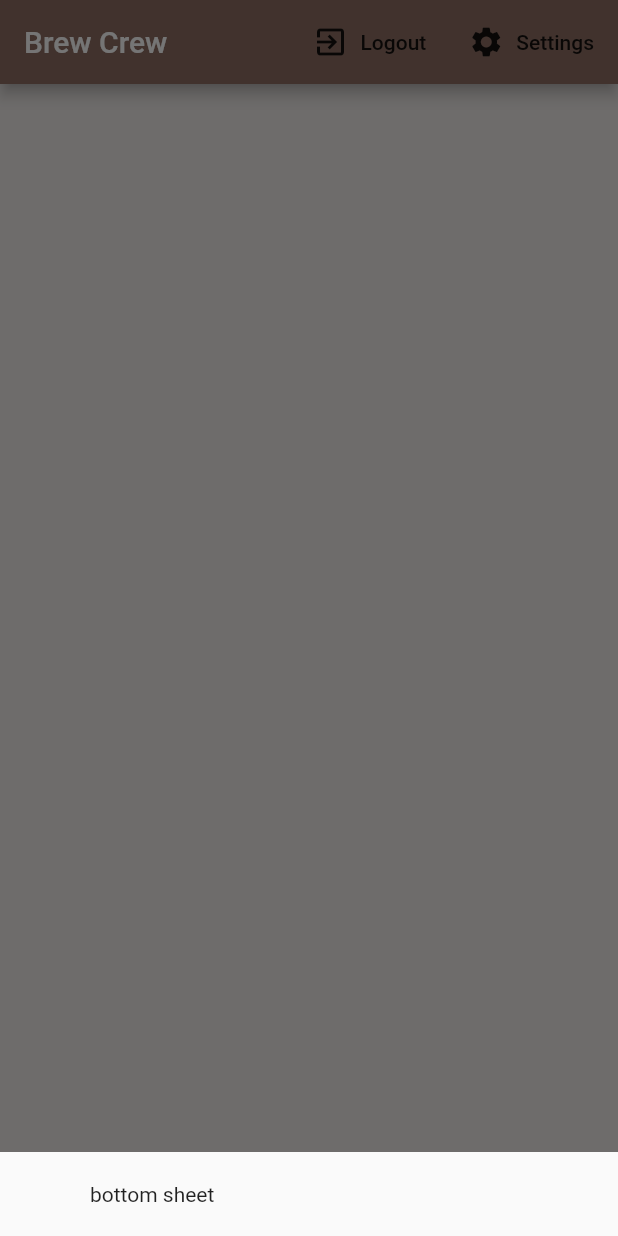
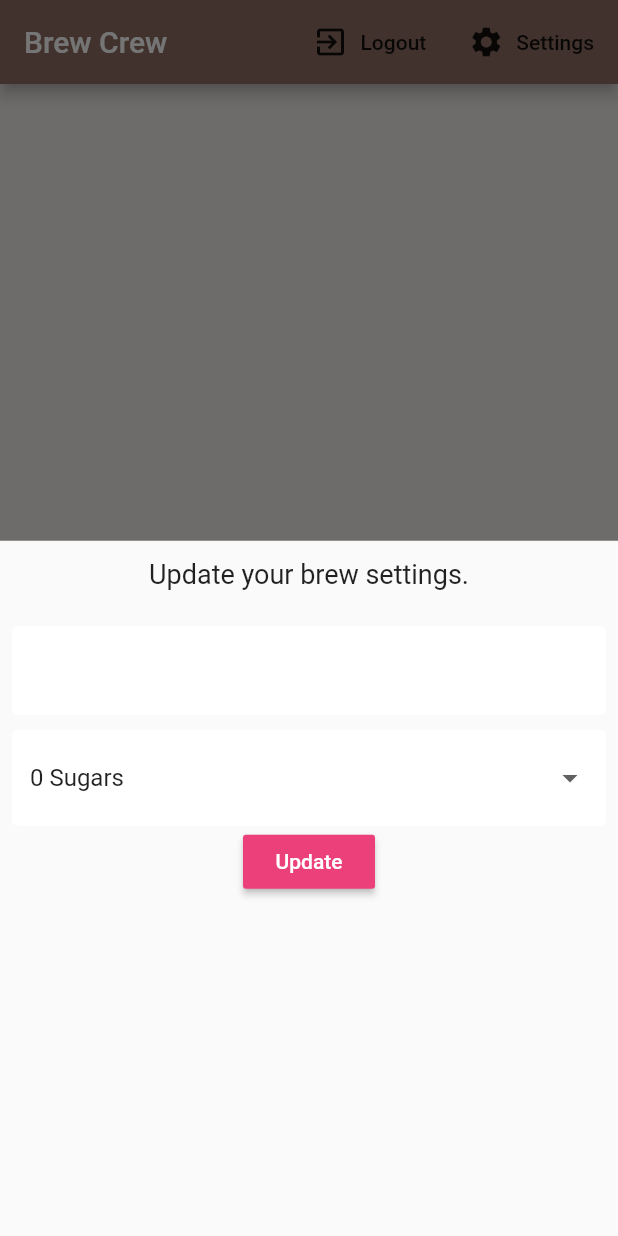
Before and after one commit to SharjeelMoqrabKhan/brew_crew, a Flutter app: the screen it shows once a user with an empty profile is signed in, after a tap on "Settings", on a phone screen of 412 x 824 dp. Run offline on Flutter 3.47's test engine with Material 2 defaults, Android fonts, the phone set to English and light mode, and no system bars; our stand-ins replace cloud_firestore, firebase_auth, flutter_spinkit; accounts and stored records are empty.

Commit message:
Drop-downs

```diff
--- a/lib/pages/home/home.dart
+++ b/lib/pages/home/home.dart
@@ -1,5 +1,6 @@
 import 'package:brew_crew/model/brew_model.dart';
 import 'package:brew_crew/pages/home/brew_list.dart';
+import 'package:brew_crew/pages/home/settingForm.dart';
 import 'package:brew_crew/services/auth.dart';
 import 'package:brew_crew/services/database.dart';
 import 'package:flutter/material.dart';
@@ -13,10 +14,7 @@ class Home extends StatelessWidget {
       showModalBottomSheet(
           context: context,
           builder: (context) {
-            return Container(
-              padding: EdgeInsets.symmetric(vertical: 20.0, horizontal: 60.0),
-              child: Text('bottom sheet'),
-            );
+            return SettingForm();
           });
     }
 
--- /dev/null
+++ b/lib/pages/home/settingForm.dart
@@ -0,0 +1,72 @@
+import 'package:brew_crew/widgets/inputDecoration.dart';
+import 'package:flutter/material.dart';
+
+class SettingForm extends StatefulWidget {
+  @override
+  _SettingFormState createState() => _SettingFormState();
+}
+
+class _SettingFormState extends State<SettingForm> {
+  final _formKey = GlobalKey<FormState>();
+  final List<String> sugars = ['0', '1', '2', '3', '4'];
+  //form values
+  String _currentName;
+  String _currentSugar;
+  int _currentStrength;
+
+  @override
+  Widget build(BuildContext context) {
+    return Form(
+      key: _formKey,
+      child: Padding(
+        padding: const EdgeInsets.all(8.0),
+        child: Column(
+          children: [
+            Padding(
+              padding: const EdgeInsets.all(4.0),
+              child: Text(
+                'Update your brew settings.',
+                style: TextStyle(fontSize: 18.0),
+              ),
+            ),
+            SizedBox(height: 20.0),
+            TextFormField(
+              decoration: textInputDecoration,
+              validator: (val) => val.isEmpty ? 'Please enter a name' : null,
+              onChanged: (val) => setState(() => _currentName = val),
+            ),
+            SizedBox(height: 10.0),
+            DropdownButtonFormField(
+              decoration: textInputDecoration,
+              value: _currentSugar ?? '0',
+              onChanged: (val) {
+                setState(() {
+                  _currentSugar = val;
+                });
+              },
+              items: sugars
+                  .map(
+                    (sugar) => DropdownMenuItem(
+                      value: sugar,
+                      child: Text('$sugar Sugars'),
+                    ),
+                  )
+                  .toList(),
+            ),
+            RaisedButton(
+                color: Colors.pink[400],
+                child: Text(
+                  'Update',
+                  style: TextStyle(color: Colors.white),
+                ),
+                onPressed: () async {
+                  print(_currentName);
+                  print(_currentSugar);
+                  print(_currentStrength);
+                }),
+          ],
+        ),
+      ),
+    );
+  }
+}
```
